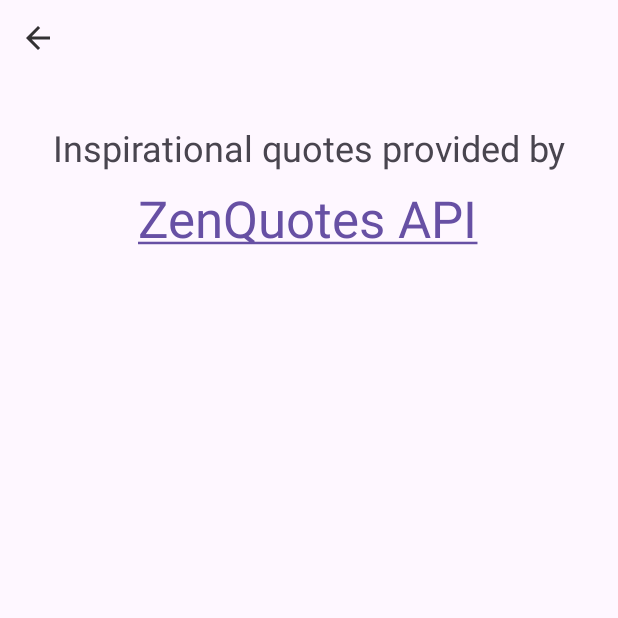
After one commit to omin29/Mobile-Project, an Android app: the QuotesActivity screen opened directly, with no data from a screen before it, on a phone screen of 412 x 824 dp, the top half of it. The commit adds this screen. Run offline under Robolectric (Android 15) with nearby library versions, the phone set to English and light mode, and no system bars.

Commit message:
1. Added new activity for getting inspirational quotes. 2. Configured the necessary dependencies to make API calls. 3. Partially implemented the QuotesActivity and managed to get response from the API.

```diff
--- a/app/build.gradle.kts
+++ b/app/build.gradle.kts
@@ -38,6 +38,8 @@
     implementation("androidx.constraintlayout:constraintlayout:2.1.4")
     implementation("androidx.legacy:legacy-support-v4:1.0.0")
     implementation("androidx.recyclerview:recyclerview:1.3.1")
+    implementation("com.squareup.retrofit2:retrofit:2.9.0")
+    implementation("com.squareup.retrofit2:converter-gson:2.9.0")
     testImplementation("junit:junit:4.13.2")
     androidTestImplementation("androidx.test.ext:junit:1.1.5")
     androidTestImplementation("androidx.test.espresso:espresso-core:3.5.1")
--- a/app/src/main/java/com/example/taskmanager/MainActivity.java
+++ b/app/src/main/java/com/example/taskmanager/MainActivity.java
@@ -56,4 +56,9 @@
         Intent i = new Intent(this, SaveTaskActivity.class);
         startActivity(i);
     }
+
+    public void openQuotesHandler(View v) {
+        Intent i = new Intent(this, QuotesActivity.class);
+        startActivity(i);
+    }
 }
--- /dev/null
+++ b/app/src/main/java/com/example/taskmanager/QuotesActivity.java
@@ -0,0 +1,59 @@
+package com.example.taskmanager;
+
+import androidx.appcompat.app.AppCompatActivity;
+
+import android.content.Intent;
+import android.net.Uri;
+import android.os.Bundle;
+import android.text.Html;
+import android.util.Log;
+import android.view.View;
+import android.widget.TextView;
+
+import com.example.taskmanager.interfaces.QuoteAPI;
+import com.example.taskmanager.quote.Quote;
+
+import java.util.List;
+
+import retrofit2.Call;
+import retrofit2.Response;
+import retrofit2.Retrofit;
+
+public class QuotesActivity extends AppCompatActivity {
+
+    protected TextView linkTextView;
+    @Override
+    protected void onCreate(Bundle savedInstanceState) {
+        super.onCreate(savedInstanceState);
+        setContentView(R.layout.activity_quotes);
+        findViewById(R.id.goBackImageButton).setOnClickListener((view)->onBackPressed());
+        linkTextView = findViewById(R.id.zenquotesLinkTextView);
+        linkTextView.setText(
+                Html.fromHtml(getString(R.string.zenquotes_link),
+                        Html.FROM_HTML_MODE_COMPACT));
+
+        Thread t = new Thread(()->{
+            try {
+                Retrofit retrofit = QuoteAPI.getRetrofitInstance();
+                QuoteAPI api = retrofit.create(QuoteAPI.class);
+                Call<List<Quote>> testCall = api.getQuotes();
+                Response<List<Quote>> response = testCall.execute();
+
+                Log.d("RESPONSE_CODE", Integer.toString(response.code()));
+                assert response.body() != null;
+                Log.d("RESPONSE_BODY", response.body().toString());
+            }
+            catch (Exception e) {
+                Log.d("API_EXCEPTION", (e.getLocalizedMessage() == null)?
+                        e.toString():e.getLocalizedMessage());
+            }
+        });
+        t.start();
+    }
+
+    public void openZenquotesHandler(View v) {
+        Intent browserIntent = new Intent(Intent.ACTION_VIEW,
+                Uri.parse(getString(R.string.zenquotes_url)));
+        startActivity(browserIntent);
+    }
+}
--- /dev/null
+++ b/app/src/main/java/com/example/taskmanager/interfaces/QuoteAPI.java
@@ -0,0 +1,39 @@
+package com.example.taskmanager.interfaces;
+
+import com.example.taskmanager.R;
+import com.example.taskmanager.quote.Quote;
+import com.example.taskmanager.quote.QuoteJsonDeserializer;
+import com.example.taskmanager.utility.App;
+import com.google.gson.Gson;
+import com.google.gson.GsonBuilder;
+import com.google.gson.JsonDeserializer;
+
+import java.util.List;
+
+import okhttp3.OkHttpClient;
+import retrofit2.Call;
+import retrofit2.Retrofit;
+import retrofit2.converter.gson.GsonConverterFactory;
+import retrofit2.http.GET;
+
+public interface QuoteAPI {
+    public static List<Quote> quotes = null;
+    public static GsonConverterFactory getGsonConverterFactory(){
+        GsonBuilder gsonBuilder = new GsonBuilder();
+        gsonBuilder.registerTypeAdapter(Quote.class, new QuoteJsonDeserializer());
+        Gson gson = gsonBuilder.create();
+        return GsonConverterFactory.create(gson);
+    }
+
+    public static Retrofit getRetrofitInstance(){
+        OkHttpClient client = new OkHttpClient().newBuilder().build();
+        return new Retrofit.Builder()
+                .baseUrl(App.getContext().getResources().getString(R.string.zenquotes_url))
+                .addConverterFactory(QuoteAPI.getGsonConverterFactory())
+                .client(client)
+                .build();
+    }
+
+    @GET("/api/quotes")
+    public Call<List<Quote>> getQuotes();
+}
--- /dev/null
+++ b/app/src/main/res/layout/activity_quotes.xml
@@ -0,0 +1,41 @@
+<?xml version="1.0" encoding="utf-8"?>
+<androidx.constraintlayout.widget.ConstraintLayout xmlns:android="http://schemas.android.com/apk/res/android"
+    xmlns:app="http://schemas.android.com/apk/res-auto"
+    xmlns:tools="http://schemas.android.com/tools"
+    android:layout_width="match_parent"
+    android:layout_height="match_parent"
+    tools:context=".QuotesActivity">
+
+    <include
+        android:id="@+id/quotesBackButtonLayout"
+        layout="@layout/back_button"
+        android:layout_width="wrap_content"
+        android:layout_height="wrap_content"
+        app:layout_constraintStart_toStartOf="parent"
+        app:layout_constraintTop_toTopOf="parent" />
+
+    <TextView
+        android:id="@+id/zenquotesCreditsTextView"
+        android:layout_width="wrap_content"
+        android:layout_height="wrap_content"
+        android:layout_marginTop="32dp"
+        android:text="@string/zenquotes_credits"
+        android:textSize="24sp"
+        app:layout_constraintEnd_toEndOf="parent"
+        app:layout_constraintStart_toStartOf="parent"
+        app:layout_constraintTop_toBottomOf="@+id/quotesBackButtonLayout" />
+
+    <TextView
+        android:id="@+id/zenquotesLinkTextView"
+        android:layout_width="wrap_content"
+        android:layout_height="60dp"
+        android:layout_marginStart="176dp"
+        android:layout_marginTop="8dp"
+        android:layout_marginEnd="177dp"
+        android:onClick="openZenquotesHandler"
+        android:text="@string/zenquotes_placeholder"
+        android:textSize="34sp"
+        app:layout_constraintEnd_toEndOf="parent"
+        app:layout_constraintStart_toStartOf="parent"
+        app:layout_constraintTop_toBottomOf="@+id/zenquotesCreditsTextView" />
+</androidx.constraintlayout.widget.ConstraintLayout>
--- a/app/src/main/res/values/strings.xml
+++ b/app/src/main/res/values/strings.xml
@@ -4,6 +4,7 @@
     <string name="finished_tab_name">Finished</string>
     <string name="failed_tab_name">Failed</string>
     <string name="open_task_creation_button_content_description">Opens task creation screen</string>
+    <string name="open_quotes_button_content_description">Opens the inspirational quotes screen</string>
     <string name="go_back_image_button_content_description">Returns back to task lists</string>
     <string name="save_task_button">Save</string>
     <string name="task_title_edit_text_hint">Enter task title</string>
@@ -27,5 +28,9 @@
     <string name="task_undo_completion_success_message">Task marked as incomplete</string>
     <string name="delete_alert_positive">Confirm</string>
     <string name="tasks_load_failure_message">Failed to load tasks</string>
+    <string name="zenquotes_credits">Inspirational quotes provided by</string>
+    <string name="zenquotes_placeholder">ZenQuotes API</string>
+    <string name="zenquotes_link"><![CDATA[<a href="https://zenquotes.io/" target="_blank">ZenQuotes API</a>]]></string>
+    <string name="zenquotes_url">https://zenquotes.io</string>
 
 </resources>
--- /dev/null
+++ b/app/src/main/res/xml/network_security_config.xml
@@ -0,0 +1,6 @@
+<?xml version="1.0" encoding="utf-8"?>
+<network-security-config>
+    <domain-config cleartextTrafficPermitted="true">
+        <domain includeSubdomains="true">https://zenquotes.io</domain>
+    </domain-config>
+</network-security-config>
```
Also changed, not shown: app/src/main/AndroidManifest.xml (+7 -0 lines), app/src/main/java/com/example/taskmanager/quote/Quote.java (added, +46 -0 lines), app/src/main/java/com/example/taskmanager/quote/QuoteJsonDeserializer.java (added, +22 -0 lines), app/src/main/res/drawable-anydpi/ic_light_bulb.xml (added, +11 -0 lines), app/src/main/res/layout/activity_main.xml (+17 -0 lines), app/src/main/res/drawable-hdpi/ic_light_bulb.png (added), app/src/main/res/drawable-mdpi/ic_light_bulb.png (added), app/src/main/res/drawable-xhdpi/ic_light_bulb.png (added), app/src/main/res/drawable-xxhdpi/ic_light_bulb.png (added).
